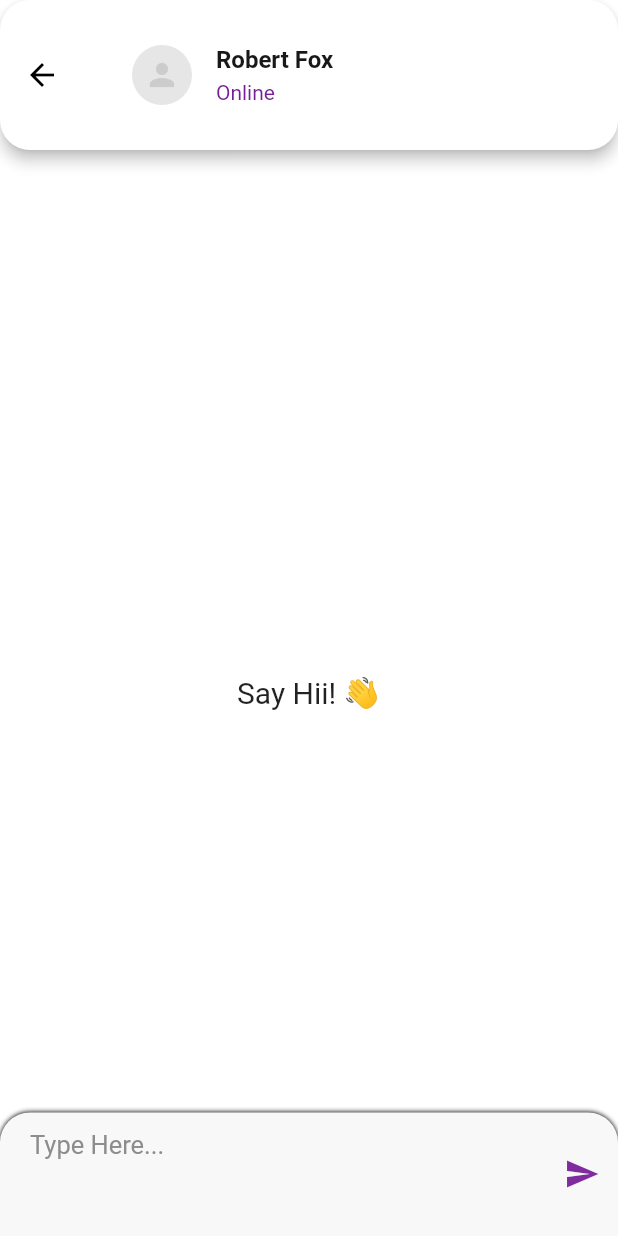
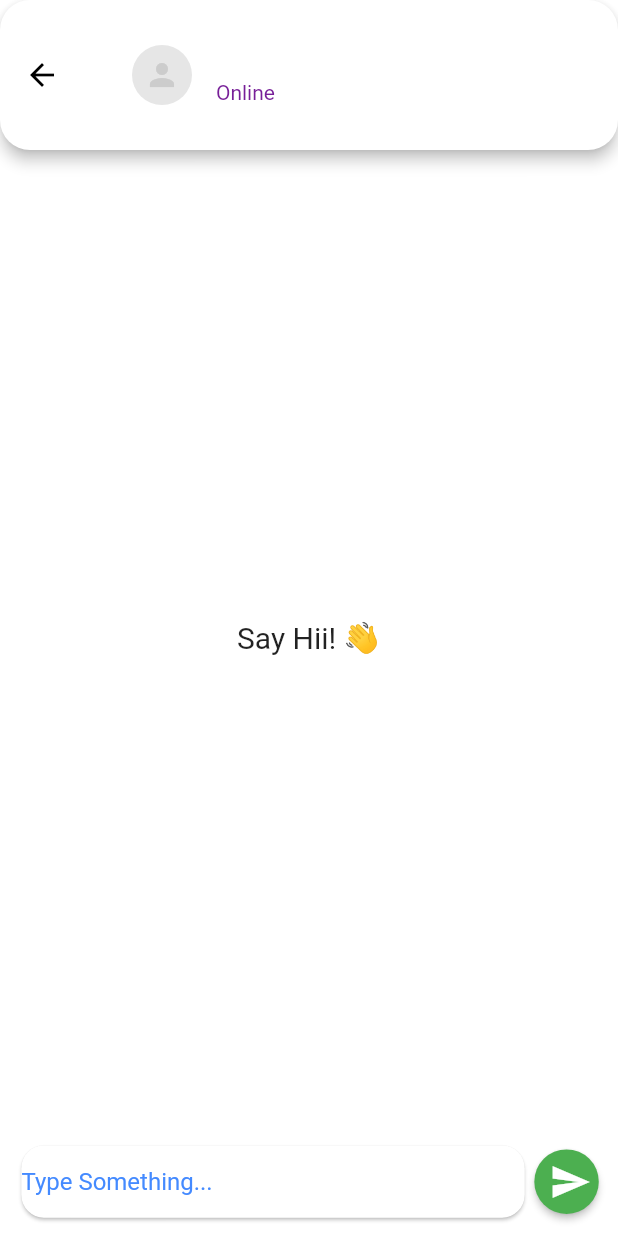
Before and after one commit to hamxamehboob/chat-app, a Flutter app: the ChattingScreen screen opened directly with empty values, on a phone screen of 412 x 824 dp. Run offline on Flutter 3.47's test engine with Material 2 defaults, Android fonts, the phone set to English and light mode, and no system bars; our stand-ins replace cloud_firestore, curved_navigation_bar, device_preview, firebase_auth, firebase_core, google_sign_in and 1 more; missing offline and left inert: flutter_facebook_auth; accounts and stored records are empty.

```diff
--- a/lib/api/firebase_api.dart
+++ b/lib/api/firebase_api.dart
@@ -2,6 +2,7 @@ import 'package:cloud_firestore/cloud_firestore.dart';
 import 'package:firebase_auth/firebase_auth.dart';
 
 import '../models/chat_user.dart';
+import '../models/message.dart';
 
 class APIs {
   static FirebaseAuth auth = FirebaseAuth.instance;
@@ -32,13 +33,32 @@ class APIs {
   static Stream<QuerySnapshot<Map<String, dynamic>>> getAllUser() {
     return APIs.firestore
         .collection('Users')
-        .where('id', isNotEqualTo: user.uid)
+        // .where('id', isNotEqualTo: user.uid)
         .snapshots();
   }
-  static Stream<QuerySnapshot<Map<String, dynamic>>> getAllMessages() {
+
+  static String getConversationID(String id) => user.uid.hashCode <= id.hashCode
+      ? '${user.uid} _$id'
+      : '${id}_${user.uid}';
+
+  static Stream<QuerySnapshot<Map<String, dynamic>>> getAllMessages(
+      ChatUser user) {
     return APIs.firestore
-        .collection('messages')
-        .where('id', isNotEqualTo: user.uid)
+        .collection('chats/${getConversationID(user.id)}/messages/')
         .snapshots();
   }
+
+  static Future<void> sendMessage(ChatUser chatUser, String msg) async {
+    final time = DateTime.now().millisecondsSinceEpoch.toString();
+    final Message message = Message(
+        toId: chatUser.id,
+        msg: msg,
+        read: '',
+        type: Type.text,
+        fromId: user.uid,
+        sent: time);
+    final ref = firestore
+        .collection('chats/${getConversationID(chatUser.id)}/messages/');
+    await ref.doc(time).set(message.toJson());
+  }
 }
--- a/lib/screens/chat_screen.dart
+++ b/lib/screens/chat_screen.dart
@@ -62,7 +62,7 @@ class _ChattingScreenState extends State<ChattingScreen> {
               crossAxisAlignment: CrossAxisAlignment.start,
               children: [
                 Text(
-                "Robert Fox",
+                  widget.user.name,
                   style: TextStyle(
                       color: Color(0xFF181818),
                       fontWeight: FontWeight.w600,
@@ -82,74 +82,142 @@ class _ChattingScreenState extends State<ChattingScreen> {
             ),
           ),
         ),
-      body: Stack(
+        body: Column(
           children: [
-          StreamBuilder(
-            stream: APIs.getAllMessages(),
+            Expanded(
+              child: StreamBuilder(
+                stream: APIs.getAllMessages(widget.user),
                 builder: (context, snapshot) {
                   switch (snapshot.connectionState) {
                     case ConnectionState.waiting:
                     case ConnectionState.none:
-                  return Center(
-                    child: CircularProgressIndicator(),
-                  );
+                      return const SizedBox();
                     case ConnectionState.active:
                     case ConnectionState.done:
                       final data = snapshot.data?.docs;
-                  _list =
-                      data?.map((e) => Message.fromJson(e.data())).toList() ??
+                      _list = data
+                              ?.map((e) => Message.fromJson(e.data()))
+                              .toList() ??
                           [];
 
                       if (_list.isNotEmpty) {
                         return ListView.builder(
                             reverse: true,
                             itemCount: _list.length,
+                            padding: EdgeInsets.only(top: screenHeight * .01),
                             physics: const BouncingScrollPhysics(),
                             itemBuilder: (context, index) {
                               return MessageCard(message: _list[index]);
                             });
                       } else {
                         return const Center(
-                      child:
-                          Text('Say Hii! 👋', style: TextStyle(fontSize: 20)),
+                          child: Text('Say Hii! 👋',
+                              style: TextStyle(fontSize: 20)),
                         );
                       }
                   }
                 },
               ),
-          Align(
-            alignment: Alignment.bottomCenter,
-            child: Container(
-              height: screenHeight * 0.1,
-              decoration: BoxDecoration(
-                  boxShadow: [BoxShadow(blurRadius: 2)],
-                  color: Color(0xFFF8F8F8),
-                  borderRadius: BorderRadius.only(
-                    topLeft: Radius.circular(20),
-                    topRight: Radius.circular(20),
+            ),
+            _chatInput(),
+          ],
+        ));
+  }
+
+  // Widget _MessageTextField() {
+  //   double screenHeight = MediaQuery.of(context).size.height;
+  //   return Row(
+  //     children: [
+  //       Padding(
+  //         padding: const EdgeInsets.only(right: 60),
+  //         child: Container(
+  //           height: screenHeight * 0.1,
+  //           decoration: BoxDecoration(
+  //               boxShadow: [BoxShadow(blurRadius: 2)],
+  //               color: Color(0xFFF8F8F8),
+  //               borderRadius: BorderRadius.only(
+  //                 topLeft: Radius.circular(20),
+  //                 topRight: Radius.circular(20),
+  //               ),),
+  //           child: Padding(
+  //             padding: const EdgeInsets.only(
+  //               left: 20,
+  //             ),
+  //             child: TextFormField(
+  //               controller: _textController,
+  //               textAlignVertical: TextAlignVertical.center,
+  //               maxLines: 1000,
+  //               keyboardType: TextInputType.multiline,
+  //               decoration: InputDecoration(
+  //                 border: InputBorder.none,
+  //                 hintText: "Type Here...",
+  //                 hintStyle: TextStyle(
+  //                     color: Color(0xFF8D8D8D),
+  //                     fontSize: 17,
+  //                     fontWeight: FontWeight.w400),
+  //               ),
+  //             ),
+  //           ),
+  //         ),
+  //       ),
+  //       IconButton(onPressed: (){}, icon: Icon(Icons.send),)
+  //     ],
+  //   );
+  // }
+  Widget _chatInput() {
+    double screenHeight = MediaQuery.of(context).size.height;
+    double screenWidth = MediaQuery.of(context).size.width;
+    return Padding(
+      padding: EdgeInsets.symmetric(
+          vertical: screenHeight * .01, horizontal: screenWidth * .025),
+      child: Row(
+        children: [
+          //input field & buttons
+          Expanded(
+            child: Card(
+              shape: RoundedRectangleBorder(
+                  borderRadius: BorderRadius.circular(15)),
+              child: Row(
+                children: [
+                  //emoji button
+
+                  Expanded(
+                      child: TextField(
+                    controller: _textController,
+                    keyboardType: TextInputType.multiline,
+                    maxLines: null,
+                    decoration: const InputDecoration(
+                        hintText: 'Type Something...',
+                        hintStyle: TextStyle(color: Colors.blueAccent),
+                        border: InputBorder.none),
                   )),
-              child: Padding(
-                padding: const EdgeInsets.only(
-                  left: 20,
-                ),
-                child: TextFormField(
-                  textAlignVertical: TextAlignVertical.center,
-                  maxLines: 1000,
-                  keyboardType: TextInputType.multiline,
-                  decoration: InputDecoration(
-                    border: InputBorder.none,
-                    hintText: "Type Here...",
-                    hintStyle: TextStyle(
-                        color: Color(0xFF8D8D8D),
-                        fontSize: 17,
-                        fontWeight: FontWeight.w400),
-                    suffixIcon: Icon(Icons.send),
-                    suffixIconColor: Color(0xFF0771F98),
+                  //adding some space
+                  SizedBox(width: screenWidth * .02),
+                ],
               ),
             ),
           ),
-            ),
-          ),
+
+          //send message button
+          MaterialButton(
+            onPressed: () {
+              if (_textController.text.isNotEmpty) {
+                APIs.sendMessage(widget.user, _textController.text);
+                _textController.text = '';
+              }
+              // else {
+              //     //simply send message
+              //     APIs.sendMessage(
+              //         widget.user, _textController.text,);
+              //   }
+            },
+            minWidth: 0,
+            padding:
+                const EdgeInsets.only(top: 10, bottom: 10, right: 5, left: 10),
+            shape: const CircleBorder(),
+            color: Colors.green,
+            child: const Icon(Icons.send, color: Colors.white, size: 28),
+          )
         ],
       ),
     );
```
Also changed, not shown: lib/widgets/message_card.dart (+60 -8 lines). Lines whose indentation alone changed are shown as unchanged.
